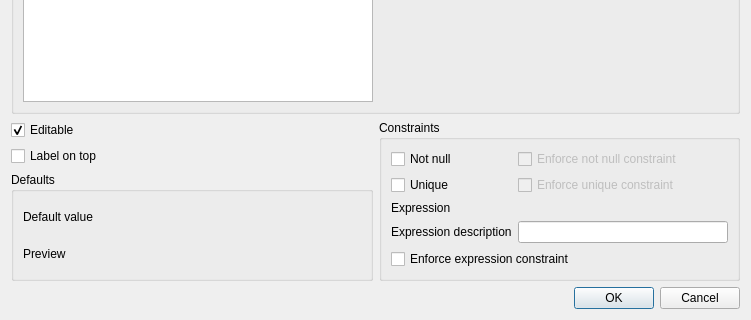
Above: src/ui/qgsattributetypeedit.ui from qgis/QGIS before the change; both pictures show x 0 to 751 and y 167 to 487 of the 751 by 487 pixel window. Below: the same form after it.
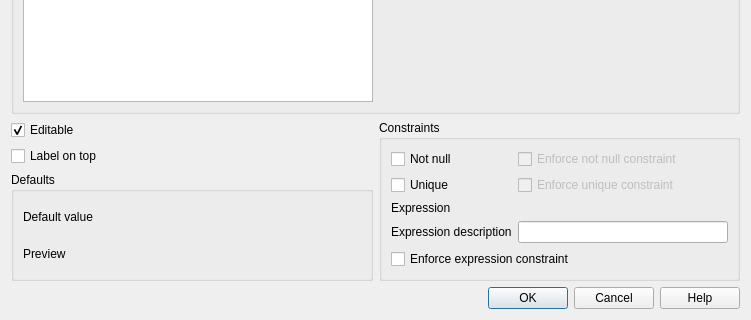
That is the form after the change. Custom widgets are drawn as their Qt base class.

Commit message:
Filling the help infrastructure
Add missing help button and links to user manual

What changed in the file:
```diff
--- a/src/ui/qgsattributetypeedit.ui
+++ b/src/ui/qgsattributetypeedit.ui
@@ -104,16 +104,6 @@
      </layout>
     </widget>
    </item>
-   <item row="6" column="1">
-    <widget class="QDialogButtonBox" name="buttonBox">
-     <property name="orientation">
-      <enum>Qt::Horizontal</enum>
-     </property>
-     <property name="standardButtons">
-      <set>QDialogButtonBox::Cancel|QDialogButtonBox::Ok</set>
-     </property>
-    </widget>
-   </item>
    <item row="1" column="0">
     <layout class="QGridLayout" name="gridLayout_4">
      <item row="0" column="0">
@@ -190,6 +180,16 @@
      </layout>
     </widget>
    </item>
+   <item row="6" column="0" colspan="2">
+    <widget class="QDialogButtonBox" name="buttonBox">
+     <property name="orientation">
+      <enum>Qt::Horizontal</enum>
+     </property>
+     <property name="standardButtons">
+      <set>QDialogButtonBox::Cancel|QDialogButtonBox::Help|QDialogButtonBox::Ok</set>
+     </property>
+    </widget>
+   </item>
   </layout>
  </widget>
  <customwidgets>
```
The commit also changes 32 other files.
